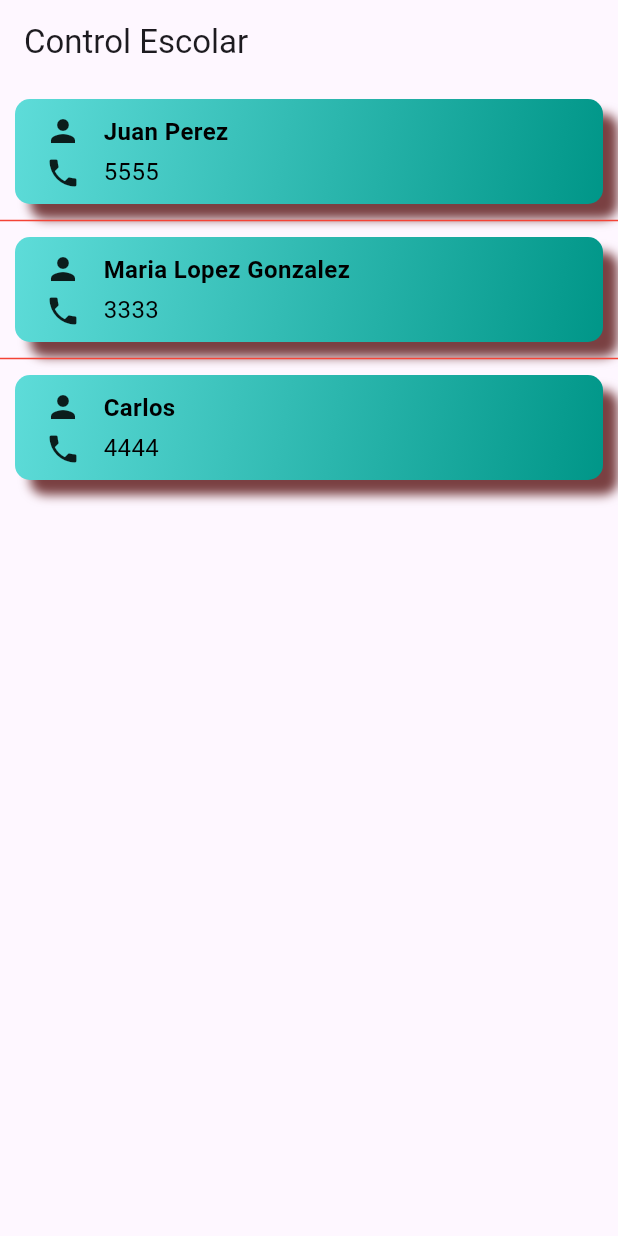
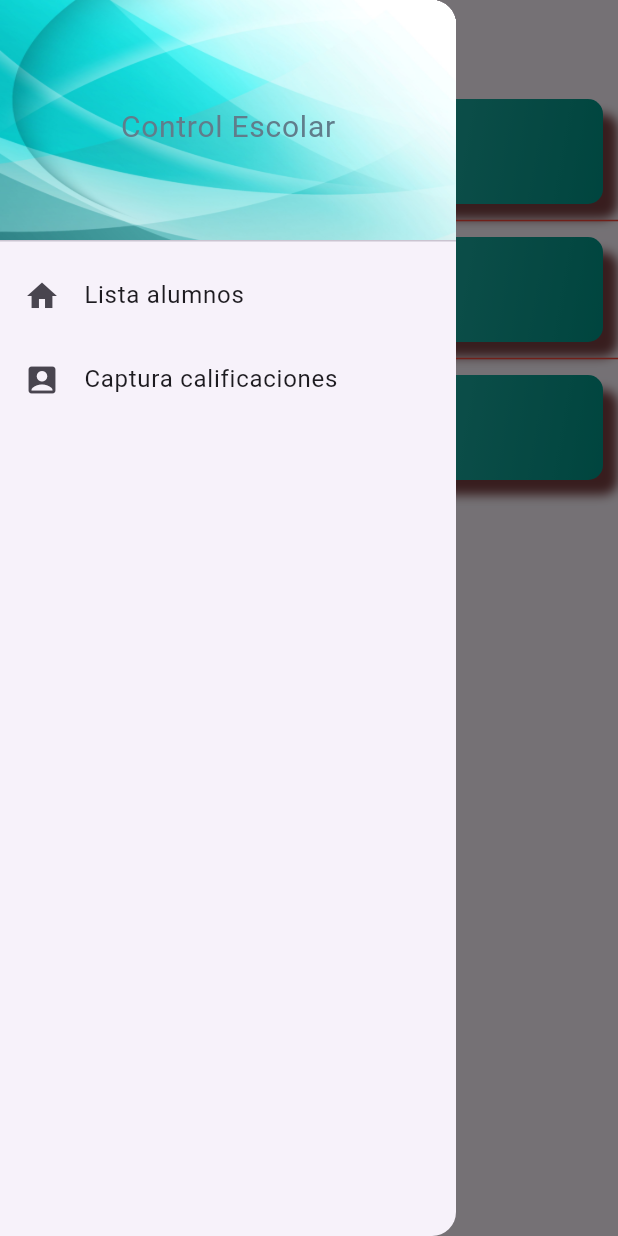
Before and after one commit to BAlbertoGA/flutter_control_escolar, a Flutter app: the screen it shows after launch, with the side drawer open (before the commit the screen has no drawer), on a phone screen of 412 x 824 dp. Run offline on Flutter 3.47's test engine with Material 3 defaults, Android fonts, the phone set to English and light mode, and no system bars.

Commit message:
implementacion del menu lateral

```diff
--- a/lib/drawer.dart
+++ b/lib/drawer.dart
@@ -1,48 +1,40 @@
 import 'package:flutter/material.dart';
 
-class Drawer extends StatelessWidget {
-  const Drawer({super.key, required ListView child});
+class MyDrawer extends StatelessWidget {
+  const MyDrawer({super.key});
 
   @override
   Widget build(BuildContext context) {
     return Drawer(
       child: ListView(
-        padding: EdgeInsets.zero,
-        children: <Widget>[
-          const DrawerHeader(
+        children: [
+          DrawerHeader(
+            child: Center(
+              child: Text(
+                "Control Escolar",
+                style: TextStyle(color: Colors.blueGrey, fontSize: 20),
+              ),
+            ),
             decoration: BoxDecoration(
-              gradient: LinearGradient(
-                colors: [
-                  Color.fromARGB(255, 94, 220, 217),
-                  Color.fromARGB(255, 0, 150, 136),
-                ],
-                begin: Alignment.topLeft,
-                end: Alignment.bottomRight,
-              ),
-              // Usar una imagen de fondo
+              color: Colors.blue,
               image: DecorationImage(
-                image: AssetImage('assets/images/imagen1.jpg'),
+                image: AssetImage('assets/imagen1.jpg'),
                 fit: BoxFit.fill,
               ),
             ),
-            child: Text(
-              'Control Escolar',
-              style: TextStyle(color: Colors.white, fontSize: 24),
-            ),
           ),
-          // Listas de opciones del Drawer
           ListTile(
-            leading: const Icon(Icons.home),
-            title: const Text('Alumnos'),
+            leading: Icon(Icons.home),
+            title: Text("Lista alumnos"),
             onTap: () {
-              Navigator.pop(context, '/rutalistaalumnos');
+              Navigator.pushNamed(context, '/rutalistaalumnos');
             },
           ),
           ListTile(
-            leading: const Icon(Icons.school),
-            title: const Text('Captura de Calificaciones'),
+            leading: Icon(Icons.account_box),
+            title: Text("Captura calificaciones"),
             onTap: () {
-              Navigator.pushNamed(context, '/capturacalificaciones');
+              Navigator.pushNamed(context, '/rutacapturacalificaciones');
             },
           ),
         ],
--- a/lib/mylistview.dart
+++ b/lib/mylistview.dart
@@ -1,4 +1,5 @@
 import 'package:flutter/material.dart';
+import 'package:flutter_control_escolar/drawer.dart';
 
 class MyListView extends StatelessWidget {
   const MyListView({super.key});
@@ -12,7 +13,10 @@ class MyListView extends StatelessWidget {
   @override
   Widget build(BuildContext context) {
     return Scaffold(
-      appBar: AppBar(title: const Text('Control Escolar')),
+      appBar: AppBar(
+        title: const Text('Control Escolar'),
+      ),
+      drawer: MyDrawer(),
       body: SafeArea(
         child: ListView.separated(
           itemBuilder: (_, index) => GestureDetector(
```
